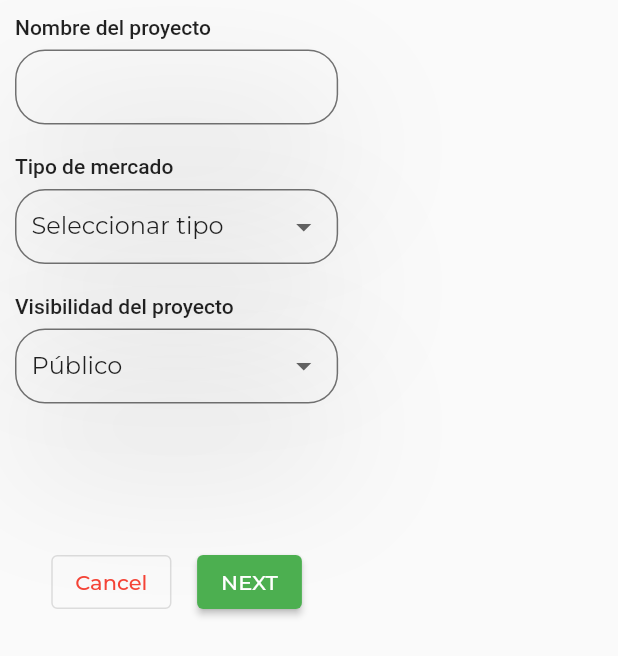
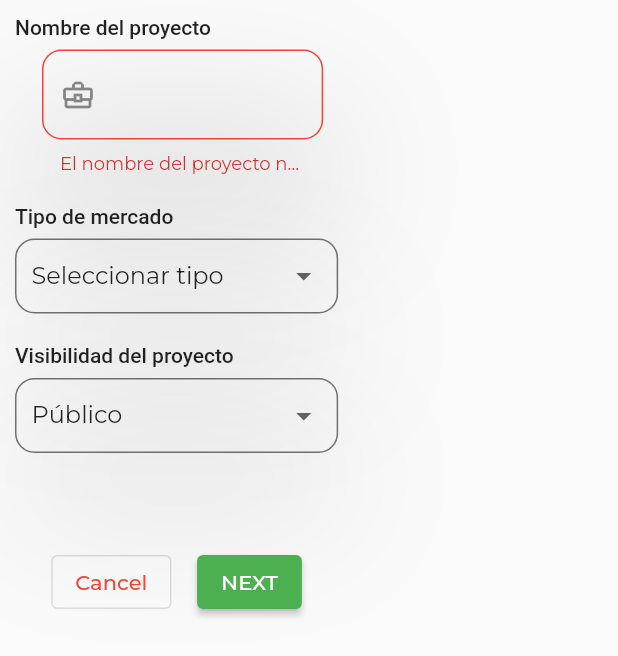
Before and after one commit to SickJtx/ReQuirement-WebApp, a Flutter app: the Step1 widget shown alone on an empty page, opened directly, after a tap on "NEXT", on a phone screen of 412 x 824 dp. Shown: the top 656 px of the screen. Run offline on Flutter 3.47's test engine with Material 2 defaults, Android fonts, the phone set to English and light mode, and no system bars; our stand-ins replace dio, get, google_fonts, loading_indicator, logger, shared_preferences; missing offline and left inert: stack; accounts and stored records are empty.

Commit message:
⚡️Create Project Validation

```diff
--- a/lib/app/modules/projects/controllers/projects_controller.dart
+++ b/lib/app/modules/projects/controllers/projects_controller.dart
@@ -39,6 +39,11 @@ class ProjectsController extends GetxController {
   final RxList<dynamic> marketType = [].obs;
   final RxBool loading = false.obs;
   final mkid = "0".obs;
+
+  GlobalKey<FormState> projectsStep1FormKey = GlobalKey<FormState>();
+  GlobalKey<FormState> projectsStep2FormKey = GlobalKey<FormState>();
+  String projectName = '';
+  String tagName = '';
 
   final logger = Logger(
     printer: PrettyPrinter(),
@@ -137,6 +142,38 @@ class ProjectsController extends GetxController {
       logger.e(e);
     }
   }
+
+  String? validateProjectName(String value) {
+    if (value.length <= 0) {
+      return 'El nombre del proyecto no puede estar vacío';
+    }
+    return null;
+  }
+
+  String? validateTagName(String value) {
+    if (value.length <= 0) {
+      return 'El nombre del tag no puede estar vacío';
+    }
+    return null;
+  }
+
+  bool validStep1() {
+    final isValid = projectsStep1FormKey.currentState!.validate();
+    if (!isValid) {
+      return false;
+    }
+    projectsStep1FormKey.currentState!.save();
+    return true;
+  }
+
+  bool validTag() {
+    final isValid = projectsStep2FormKey.currentState!.validate();
+    if (!isValid) {
+      return false;
+    }
+    projectsStep2FormKey.currentState!.save();
+    return true;
+  }
   /*
   @override
   void onInit() {
--- a/lib/app/modules/projects/views/widgets/step1_view.dart
+++ b/lib/app/modules/projects/views/widgets/step1_view.dart
@@ -3,6 +3,7 @@ import 'package:get/get.dart';
 
 import 'package:re_quirement/app/modules/projects/controllers/projects_controller.dart';
 import 'package:re_quirement/app/modules/projects/views/widgets/steps_item.dart';
+import 'package:re_quirement/app/utils/widgets/custom_form_field.dart';
 
 class Step1 extends GetView<ProjectsController> {
   const Step1({
@@ -20,18 +21,30 @@ class Step1 extends GetView<ProjectsController> {
       constraints: BoxConstraints(
           minHeight: screenSize.width < 950 ? 330 : 230, maxHeight: 500),
       //height: screenSize.height * 3 / 5,
+      child: Form(
+        key: controller.projectsStep1FormKey,
+        autovalidateMode: AutovalidateMode.onUserInteraction,
         child: Column(
           children: [
             Wrap(
               children: [
                 StepsItem(
                   itemLabel: "Nombre del proyecto",
+                  withBorder: false,
                   child: Container(
                     width: screenSize.width * 3 / 14,
                     padding: const EdgeInsets.only(left: 8),
-                  child: TextField(
-                    decoration: const InputDecoration(border: InputBorder.none),
+                    child: CustomFormField(
                       controller: controller.projectNameController,
+                      inputValidation: controller.validateProjectName,
+                      inputType: TextInputType.text,
+                      icon: Icons.business_center_outlined,
+                      hintText: 'Ingresa el nombre de tu proyecto',
+                      labelText: '',
+                      inputValue: controller.projectName,
+                      inputSetter: (String value) {
+                        controller.projectName = value;
+                      },
                     ),
                   ),
                 ),
@@ -123,7 +136,10 @@ class Step1 extends GetView<ProjectsController> {
                 ),
                 ElevatedButton(
                   onPressed: () {
+                    if (controller.validStep1() &&
+                        controller.tipoMercado.value != 'Seleccionar tipo') {
                       controller.step.value = 2;
+                    }
                   },
                   style: ButtonStyle(
                     backgroundColor: MaterialStateProperty.all(Colors.green),
@@ -140,6 +156,7 @@ class Step1 extends GetView<ProjectsController> {
             )
           ],
         ),
+      ),
     );
   }
 }
--- a/lib/app/modules/projects/views/widgets/steps_item.dart
+++ b/lib/app/modules/projects/views/widgets/steps_item.dart
@@ -2,10 +2,15 @@ import 'package:flutter/material.dart';
 import 'package:google_fonts/google_fonts.dart';
 
 class StepsItem extends StatelessWidget {
-  const StepsItem({Key? key, required this.itemLabel, required this.child})
-      : super(key: key);
+  const StepsItem({
+    Key? key,
+    required this.itemLabel,
+    required this.child,
+    this.withBorder = true,
+  }) : super(key: key);
   final String itemLabel;
   final Widget child;
+  final bool withBorder;
 
   @override
   Widget build(BuildContext context) {
@@ -27,13 +32,14 @@ class StepsItem extends StatelessWidget {
             padding: const EdgeInsets.symmetric(horizontal: 10),
             constraints: const BoxConstraints(minWidth: 250),
             decoration: BoxDecoration(
-              borderRadius: const BorderRadius.all(Radius.circular(20)),
-              border: Border.all(color: Colors.black54),
+              borderRadius: const BorderRadius.all(Radius.circular(13)),
+              border: withBorder ? Border.all(color: Colors.black54) : null,
               boxShadow: [
                 BoxShadow(
-                    color: Colors.black.withOpacity(.1),
-                    offset: const Offset(0, 40),
-                    blurRadius: 80),
+                  color: Colors.black.withOpacity(.1),
+                  offset: const Offset(0, 40),
+                  blurRadius: 80,
+                ),
               ],
             ),
             child: child,
```
Also changed, not shown: lib/app/modules/projects/views/widgets/step2_view.dart (+20 -3 lines). Lines whose indentation alone changed are shown as unchanged.
